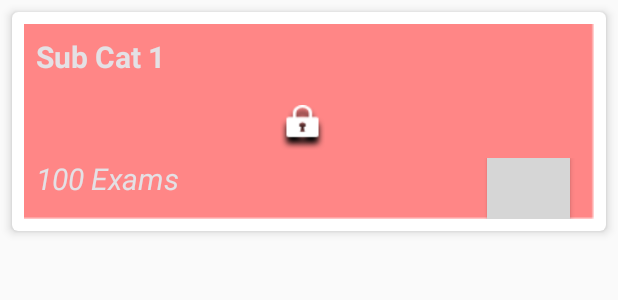
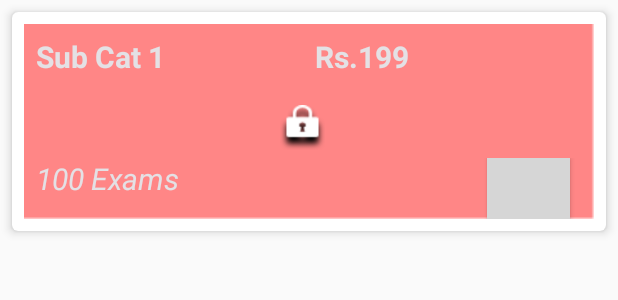
Before and after one commit to arunlakhera/EngineeringAcademyApp, an Android app: the layout sub_courses_listview.xml on its own in the app's theme, with its tools: preview values and no code run, on a phone screen of 412 x 824 dp. Shown: the top 300 px of the screen. Run offline under Robolectric (Android 15) with nearby library versions, the phone set to English and light mode, and no system bars; grey boxes are pictures that could not be loaded.

Commit message:
All Screens added

```diff
--- a/app/build.gradle
+++ b/app/build.gradle
@@ -27,4 +27,5 @@ dependencies {
     androidTestImplementation 'com.android.support.test.espresso:espresso-core:3.0.2'
     implementation 'com.android.support:design:28.0.0' // added for TextInputLayout
     implementation 'com.android.support:cardview-v7:28.0.0' // added for CardView
+    implementation 'com.android.support:recyclerview-v7:28.0.0' // added for Recycler view
 }
--- a/app/src/main/res/layout/activity_sub_courses.xml
+++ b/app/src/main/res/layout/activity_sub_courses.xml
@@ -19,13 +19,13 @@
         android:alpha="0.8"
         />
 
-    <ListView
-        android:id="@+id/listView_Sub_Courses"
+    <android.support.v7.widget.RecyclerView
+        android:id="@+id/recyclerView_Sub_Courses"
         android:layout_width="match_parent"
         android:layout_height="wrap_content"
         android:layout_below="@id/toolbar"
         android:divider="@color/colorAccent"
-        android:footerDividersEnabled="false"
+        android:scrollbars="vertical"
         />
 
 
--- a/app/src/main/res/layout/sub_courses_listview.xml
+++ b/app/src/main/res/layout/sub_courses_listview.xml
@@ -24,7 +24,7 @@
             android:layout_margin="@dimen/margin_small"
             >
 
-            <LinearLayout
+             <LinearLayout
                 android:layout_width="match_parent"
                 android:layout_height="40dp"
                 android:layout_weight="1"
@@ -35,6 +35,7 @@
                 android:layout_marginRight="@dimen/margin_small"
                 >
                 <TextView
+                    android:id="@+id/textView_Sub_Category"
                     android:layout_width="0dp"
                     android:layout_height="match_parent"
                     android:layout_weight="1"
@@ -44,6 +45,16 @@
                     android:textStyle="bold"
                     />
 
+                 <TextView
+                     android:id="@+id/textView_Cost"
+                     android:layout_width="0dp"
+                     android:layout_height="match_parent"
+                     android:layout_weight="1"
+                     android:text="Rs.199"
+                     android:textSize="@dimen/text_medium"
+                     android:textColor="@color/colorOffWhiteBg"
+                     android:textStyle="bold"
+                     />
             </LinearLayout>
 
             <LinearLayout
@@ -58,6 +69,7 @@
                 >
 
                 <ImageView
+                    android:id="@+id/imageView_Lock"
                     android:layout_width="30dp"
                     android:layout_height="30dp"
                     android:src="@drawable/lock_icon"
@@ -77,6 +89,7 @@
                 android:layout_marginRight="@dimen/margin_small"
                 >
                 <TextView
+                    android:id="@+id/textView_Total_Exams"
                     android:layout_width="0dp"
                     android:layout_height="match_parent"
                     android:layout_weight="1"
@@ -87,12 +100,12 @@
                     />
 
                 <Button
+                    android:id="@+id/button_Buy"
                     android:layout_width="55dp"
                     android:layout_height="match_parent"
                     android:background="@drawable/buy"
                     android:layout_marginRight="@dimen/margin_medium"
                     android:layout_marginEnd="@dimen/margin_medium"
-
                     android:textColor="@android:color/white"
                     />
 
```
Also changed, not shown: app/src/main/java/com/pikchillytechnologies/engineeingacademy/SubCoursePackage.java (added, +61 -0 lines), app/src/main/java/com/pikchillytechnologies/engineeingacademy/SubCoursesActivity.java (+47 -0 lines), app/src/main/java/com/pikchillytechnologies/engineeingacademy/SubCoursesPackageAdapter.java (added, +58 -0 lines).
